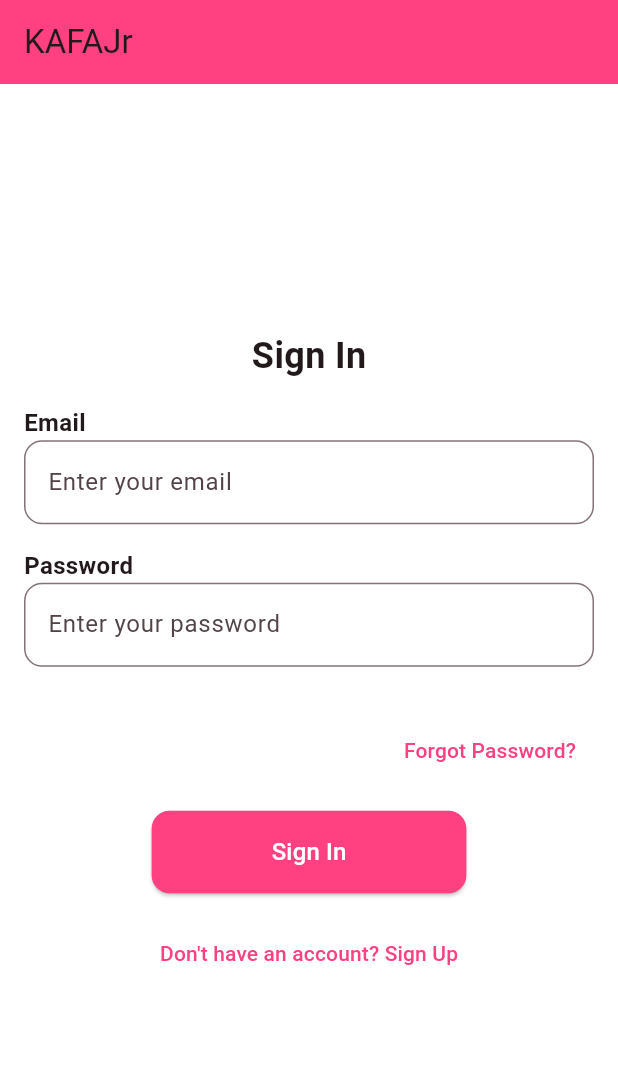
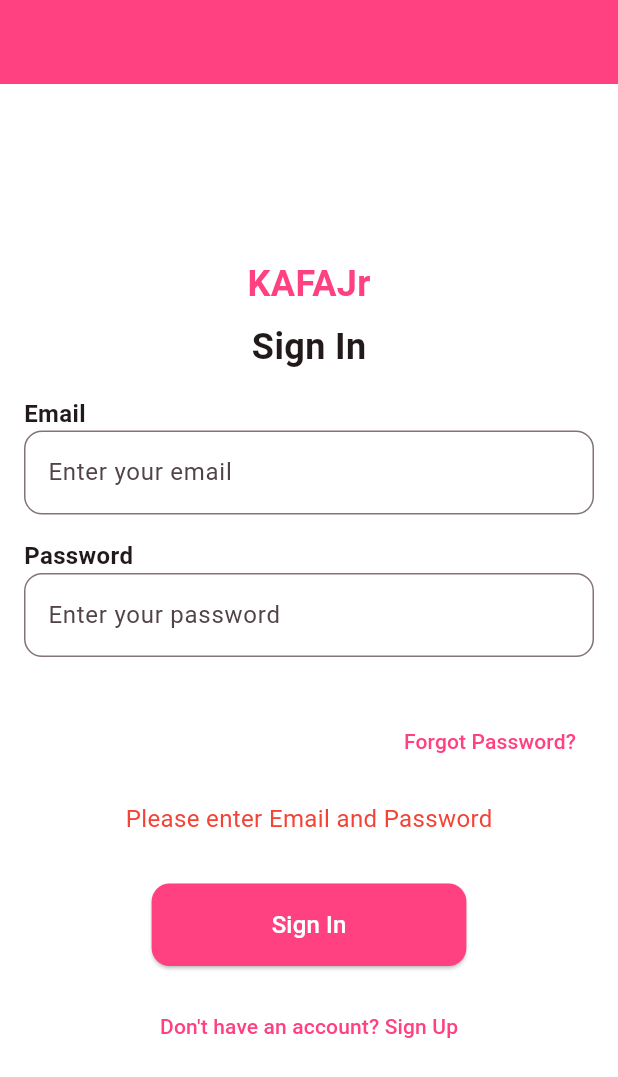
Before and after one commit to ManSyaz/KafaJr1, a Flutter app: the screen it shows after launch, after a tap on "Sign In", on a phone screen of 412 x 824 dp. Shown: the top 1077 px of the screen. Run offline on Flutter 3.47's test engine with Material 3 defaults, Android fonts, the phone set to English and light mode, and no system bars; our stand-ins replace file_picker, firebase_auth, firebase_core, firebase_database, firebase_storage, fl_chart; missing offline and left inert: flutter_pdfview; accounts and stored records are empty.

Commit message:
bug fix 2

```diff
--- a/lib/auth/login_page.dart
+++ b/lib/auth/login_page.dart
@@ -19,12 +19,37 @@
 class _LoginPageState extends State<LoginPage> {
   final TextEditingController _emailController = TextEditingController();
   final TextEditingController _passwordController = TextEditingController();
+  bool _isLoading = false;
+  String? _errorMessage;
 
   Future<void> _signIn() async {
+    setState(() {
+      _isLoading = true;
+      _errorMessage = null;
+    });
+
+    if (_emailController.text.isEmpty || _passwordController.text.isEmpty) {
+      setState(() {
+        _errorMessage = 'Please enter Email and Password';
+      });
+      setState(() {
+        _isLoading = false;
+      });
+      return;
+    }
+
     try {
       UserCredential userCredential = await FirebaseAuth.instance.signInWithEmailAndPassword(
         email: _emailController.text,
         password: _passwordController.text,
+      );
+
+      ScaffoldMessenger.of(context).showSnackBar(
+        SnackBar(
+          content: Text('Login successful!', style: TextStyle(color: Colors.white)),
+          backgroundColor: Colors.green,
+          duration: Duration(seconds: 2),
+        ),
       );
 
       DatabaseReference ref = FirebaseDatabase.instance.ref("User/${userCredential.user?.uid}");
@@ -64,7 +89,14 @@
         }
       }
     } catch (e) {
+      setState(() {
+        _errorMessage = 'Wrong email or password';
+      });
       debugPrint(e.toString());
+    } finally {
+      setState(() {
+        _isLoading = false;
+      });
     }
   }
 
@@ -74,7 +106,6 @@
       backgroundColor: Colors.white,
       appBar: AppBar(
         backgroundColor: Colors.pinkAccent,
-        title: const Text('KAFAJr'),
       ),
       body: Center(
         child: Padding(
@@ -82,6 +113,11 @@
           child: Column(
             mainAxisAlignment: MainAxisAlignment.center,
             children: [
+              const Text(
+                  'KAFAJr',
+                  style: TextStyle(fontSize: 24, fontWeight: FontWeight.bold, color: Colors.pinkAccent),
+              ),
+              const SizedBox(height: 8),
               const Text(
                 'Sign In',
                 style: TextStyle(fontSize: 24, fontWeight: FontWeight.bold),
@@ -143,8 +179,17 @@
                 ),
               ),
               const SizedBox(height: 16),
+              if (_errorMessage != null)
+                Text(
+                  _errorMessage!,
+                  style: TextStyle(color: Colors.red, fontSize: 16),
+                ),
+              const SizedBox(height: 16),
+              if (_isLoading)
+                CircularProgressIndicator(),
+              const SizedBox(height: 16),
               ElevatedButton(
-                onPressed: _signIn,
+                onPressed: _isLoading ? null : _signIn,
                 style: ElevatedButton.styleFrom(
                   backgroundColor: Colors.pinkAccent,
                   padding: const EdgeInsets.symmetric(horizontal: 80, vertical: 16),
--- a/lib/parent/view_academic_record.dart
+++ b/lib/parent/view_academic_record.dart
@@ -5,7 +5,7 @@
 import 'package:fl_chart/fl_chart.dart';
 
 class ViewAcademicRecordPage extends StatefulWidget {
-  const ViewAcademicRecordPage({super.key});
+  const ViewAcademicRecordPage({super.key, String? studentId});
 
   @override
   _ViewAcademicRecordPageState createState() => _ViewAcademicRecordPageState();
--- a/lib/parent/view_progress_student.dart
+++ b/lib/parent/view_progress_student.dart
@@ -5,7 +5,7 @@
 import 'package:fl_chart/fl_chart.dart';
 
 class ViewProgressStudentPage extends StatefulWidget {
-  const ViewProgressStudentPage({super.key});
+  const ViewProgressStudentPage({super.key, String? studentId});
 
   @override
   _ViewProgressStudentPageState createState() => _ViewProgressStudentPageState();
```
